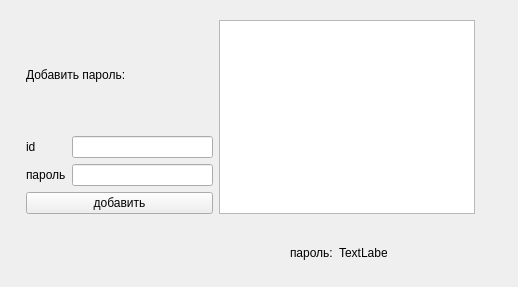
The window that form.ui (Michaelo0/Home_task) describes before a commit, drawn with Qt 5.
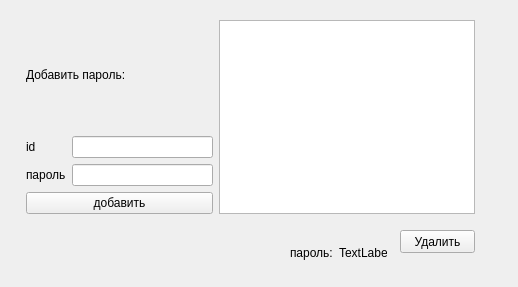
The same window after the commit.

Patch:
```diff
--- a/form.ui
+++ b/form.ui
@@ -82,7 +82,7 @@
     </item>
    </layout>
   </widget>
-  <widget class="QWidget" name="">
+  <widget class="QWidget" name="layoutWidget">
    <property name="geometry">
     <rect>
      <x>290</x>
@@ -112,6 +112,20 @@
     </item>
    </layout>
   </widget>
+  <widget class="QPushButton" name="pushButton_2">
+   <property name="geometry">
+    <rect>
+     <x>400</x>
+     <y>230</y>
+     <width>75</width>
+     <height>23</height>
+    </rect>
+   </property>
+   <property name="text">
+    <string>Удалить</string>
+   </property>
+  </widget>
+  <zorder>layoutWidget</zorder>
   <zorder>layoutWidget</zorder>
   <zorder>pushButton_2</zorder>
   <zorder>listWidget</zorder>
```
Left out of the diff: 5 changed lines with no effect on the pictures.
